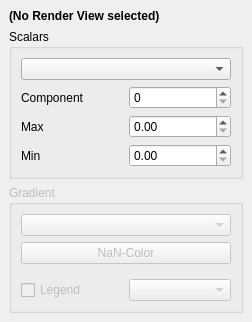
The window that gui/widgets/ColorMappingChooser.ui (kateyy/geohazardvis) describes before a commit, drawn with Qt 5.
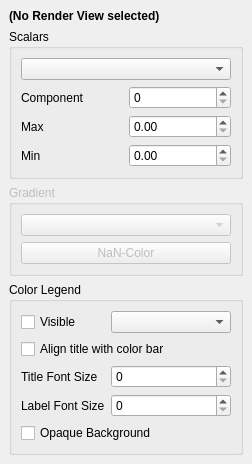
The same window after the commit. Custom widgets are drawn as their Qt base class.

Commit message: add OrientedScalarBarActor, aligning title with color bar, add more GUI options

Diff of the .ui file:
```diff
--- a/gui/widgets/ColorMappingChooser.ui
+++ b/gui/widgets/ColorMappingChooser.ui
@@ -7,7 +7,7 @@
     <x>0</x>
     <y>0</y>
     <width>252</width>
-    <height>351</height>
+    <height>435</height>
    </rect>
   </property>
   <property name="sizePolicy">
@@ -21,7 +21,7 @@
   </property>
   <widget class="QWidget" name="content">
    <property name="sizePolicy">
-    <sizepolicy hsizetype="Preferred" vsizetype="Maximum">
+    <sizepolicy hsizetype="Preferred" vsizetype="Fixed">
      <horstretch>0</horstretch>
      <verstretch>0</verstretch>
     </sizepolicy>
@@ -129,32 +129,70 @@
          </property>
         </widget>
        </item>
-       <item>
-        <widget class="QWidget" name="widget_2" native="true">
-         <layout class="QGridLayout" name="gridLayout_2">
-          <property name="leftMargin">
-           <number>0</number>
-          </property>
-          <property name="topMargin">
-           <number>9</number>
-          </property>
-          <property name="rightMargin">
-           <number>0</number>
-          </property>
-          <property name="bottomMargin">
-           <number>0</number>
-          </property>
-          <item row="0" column="1">
-           <widget class="QComboBox" name="legendPositionComboBox"/>
-          </item>
-          <item row="0" column="0">
-           <widget class="QCheckBox" name="colorLegendCheckBox">
-            <property name="text">
-             <string>Legend</string>
-            </property>
-           </widget>
-          </item>
-         </layout>
+      </layout>
+     </widget>
+    </item>
+    <item>
+     <widget class="CollapsibleGroupBox" name="legendGroupBox">
+      <property name="title">
+       <string>Color Legend</string>
+      </property>
+      <layout class="QGridLayout" name="gridLayout_3">
+       <item row="4" column="0">
+        <widget class="QLabel" name="label_2">
+         <property name="text">
+          <string>Label Font Size</string>
+         </property>
+        </widget>
+       </item>
+       <item row="1" column="0">
+        <widget class="QCheckBox" name="colorLegendCheckBox">
+         <property name="text">
+          <string>Visible</string>
+         </property>
+        </widget>
+       </item>
+       <item row="3" column="1">
+        <widget class="QSpinBox" name="legendTitleFontSize"/>
+       </item>
+       <item row="4" column="1">
+        <widget class="QSpinBox" name="legendLabelFontSize"/>
+       </item>
+       <item row="1" column="1">
+        <widget class="QComboBox" name="legendPositionComboBox">
+         <property name="sizePolicy">
+          <sizepolicy hsizetype="Expanding" vsizetype="Fixed">
+           <horstretch>0</horstretch>
+           <verstretch>0</verstretch>
+          </sizepolicy>
+         </property>
+        </widget>
+       </item>
+       <item row="2" column="0" colspan="2">
+        <widget class="QCheckBox" name="legendAlignTitleCheckBox">
+         <property name="sizePolicy">
+          <sizepolicy hsizetype="Minimum" vsizetype="Fixed">
+           <horstretch>0</horstretch>
+           <verstretch>0</verstretch>
+          </sizepolicy>
+         </property>
+         <property name="text">
+          <string>Align title with color bar</string>
+         </property>
+        </widget>
+       </item>
+       <item row="3" column="0">
+        <widget class="QLabel" name="label">
+         <property name="text">
+          <string>Title Font Size</string>
+         </property>
+        </widget>
+       </item>
+       <item row="5" column="0" colspan="2">
+        <widget class="QCheckBox" name="legendBackgroundCheckBox">
+         <property name="text">
+          <string>Opaque Background</string>
+         </property>
         </widget>
        </item>
       </layout>
@@ -163,6 +201,14 @@
    </layout>
   </widget>
  </widget>
+ <customwidgets>
+  <customwidget>
+   <class>CollapsibleGroupBox</class>
+   <extends>QGroupBox</extends>
+   <header>gui/widgets/CollapsibleGroupBox.h</header>
+   <container>1</container>
+  </customwidget>
+ </customwidgets>
  <resources/>
  <connections/>
 </ui>
```
Left out of the diff: 4 changed lines with no effect on the pictures. The commit also changes 8 other files.
